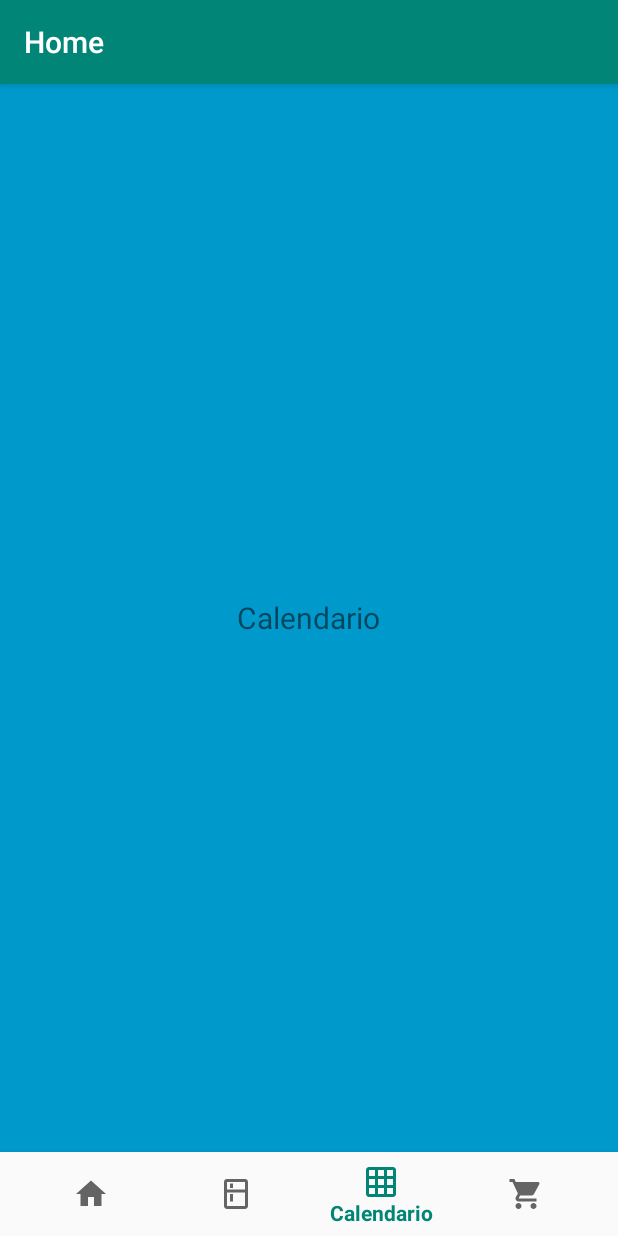
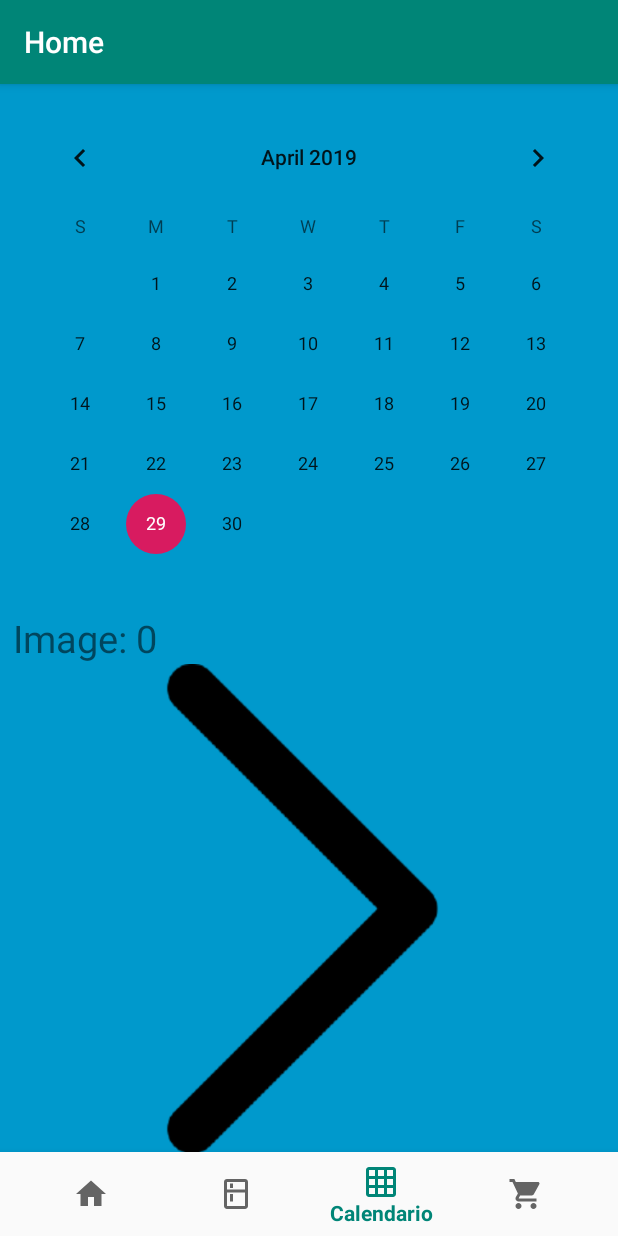
Before and after one commit to CarloDnt/Progetto, an Android app: the HomeFragment screen opened directly, with no data from a screen before it, item 3 of the bottom bar chosen, on a phone screen of 412 x 824 dp. Run offline under Robolectric (Android 15) with nearby library versions, the light colour scheme and no system bars.

Commit message:
Calendario

```diff
--- a/app/build.gradle
+++ b/app/build.gradle
@@ -39,4 +39,7 @@ dependencies {
     testImplementation 'junit:junit:4.12'
     androidTestImplementation 'androidx.test:runner:1.1.1'
     androidTestImplementation 'androidx.test.espresso:espresso-core:3.1.1'
+    implementation 'androidx.viewpager:viewpager:1.0.0'
+    implementation 'androidx.cardview:cardview:1.0.0'
+    implementation 'androidx.legacy:legacy-support-v4:1.0.0'
 }
--- a/app/src/main/java/com/example/progettoapplicazionimobili/ui/CalendarioFragment.java
+++ b/app/src/main/java/com/example/progettoapplicazionimobili/ui/CalendarioFragment.java
@@ -1,5 +1,6 @@
 package com.example.progettoapplicazionimobili.ui;
 
+import android.content.Context;
 import android.os.Bundle;
 import android.view.LayoutInflater;
 import android.view.View;
@@ -8,14 +9,29 @@ import android.view.ViewGroup;
 import androidx.annotation.NonNull;
 import androidx.annotation.Nullable;
 import androidx.fragment.app.Fragment;
+import androidx.viewpager.widget.ViewPager;
 
 import com.example.progettoapplicazionimobili.R;
 
 public class CalendarioFragment extends Fragment {
+
+    //VIEWPAGER
+    ViewPager viewPager;
+    CustomSwipe customSwipe;
+    Context appContext;
 
     @Nullable
     @Override
     public View onCreateView(@NonNull LayoutInflater inflater, @Nullable ViewGroup container, @Nullable Bundle savedInstanceState) {
         return inflater.inflate(R.layout.fragment_calendario,container,false);
     }
+
+    @Override
+    public void onViewCreated(View view, @Nullable Bundle savedInstanceState){
+        //VIEWPAGER
+        viewPager = (ViewPager) getView().findViewById(R.id.viewpager);
+        customSwipe = new CustomSwipe(getContext());
+        viewPager.setAdapter(customSwipe);
+    }
+
 }
--- /dev/null
+++ b/app/src/main/java/com/example/progettoapplicazionimobili/ui/CustomSwipe.java
@@ -0,0 +1,57 @@
+package com.example.progettoapplicazionimobili.ui;
+
+import android.content.Context;
+import android.view.LayoutInflater;
+import android.view.View;
+import android.view.ViewGroup;
+import android.widget.ImageView;
+import android.widget.LinearLayout;
+import android.widget.TextView;
+
+import androidx.annotation.NonNull;
+import androidx.constraintlayout.widget.ConstraintLayout;
+import androidx.viewpager.widget.PagerAdapter;
+
+import com.example.progettoapplicazionimobili.R;
+
+public class CustomSwipe extends PagerAdapter {
+
+    private int[] image_resources = {R.drawable.ex1, R.drawable.ex2, R.drawable.ex3};
+    private Context ctx;
+    private LayoutInflater layoutInflater;
+
+    public CustomSwipe(Context ctx){
+        this.ctx = ctx;
+    }
+
+    @Override
+    public int getCount() {
+        return image_resources.length;
+    }
+
+    @Override
+    public boolean isViewFromObject(@NonNull View view, @NonNull Object o) {
+        return (view == (LinearLayout)o);
+    }
+
+    @Override
+    public Object instantiateItem(ViewGroup container, int position){
+
+        layoutInflater = (LayoutInflater) ctx.getSystemService(Context.LAYOUT_INFLATER_SERVICE);
+        View item_view = layoutInflater.inflate(R.layout.viewpager_layout, container,false);
+        ImageView imageView = item_view.findViewById(R.id.image_view);
+        TextView textView = (TextView) item_view.findViewById(R.id.image_count);
+        imageView.setImageResource(image_resources[position]);
+        textView.setText("Image: "+position);
+        container.addView(item_view);
+
+        return item_view;
+    }
+
+    @Override
+    public void destroyItem(ViewGroup container, int position, Object object){
+
+        container.removeView( (LinearLayout) object );
+
+    }
+}
--- a/app/src/main/java/com/example/progettoapplicazionimobili/ui/Home.java
+++ b/app/src/main/java/com/example/progettoapplicazionimobili/ui/Home.java
@@ -1,5 +1,6 @@
 package com.example.progettoapplicazionimobili.ui;
 
+import android.content.Context;
 import android.os.Bundle;
 
 import com.example.progettoapplicazionimobili.R;
@@ -8,11 +9,14 @@ import com.google.android.material.bottomnavigation.BottomNavigationView;
 import androidx.appcompat.app.AppCompatActivity;
 import androidx.annotation.NonNull;
 import androidx.fragment.app.Fragment;
+import androidx.viewpager.widget.PagerAdapter;
+import androidx.viewpager.widget.ViewPager;
 
 import android.view.MenuItem;
 import android.widget.TextView;
 
 public class Home extends AppCompatActivity {
+
     private TextView mTextMessage;
 
     private BottomNavigationView.OnNavigationItemSelectedListener mOnNavigationItemSelectedListener
@@ -48,6 +52,8 @@ public class Home extends AppCompatActivity {
         navView.setOnNavigationItemSelectedListener(mOnNavigationItemSelectedListener);
 
         getSupportFragmentManager().beginTransaction().replace(R.id.fragment_container,new HomeFragment()).commit();
+
+
     }
 
 }
--- a/app/src/main/java/com/example/progettoapplicazionimobili/ui/MainActivity.java
+++ b/app/src/main/java/com/example/progettoapplicazionimobili/ui/MainActivity.java
@@ -1,6 +1,7 @@
 package com.example.progettoapplicazionimobili.ui;
 
 import androidx.appcompat.app.AppCompatActivity;
+import androidx.viewpager.widget.ViewPager;
 
 import android.content.Intent;
 import android.os.Bundle;
@@ -11,9 +12,11 @@ import android.widget.EditText;
 import com.example.progettoapplicazionimobili.R;
 
 public class MainActivity extends AppCompatActivity {
+    //LOGIN
     private EditText username;
     private EditText password;
     private Button login;
+
     @Override
     protected void onCreate(Bundle savedInstanceState) {
         super.onCreate(savedInstanceState);
@@ -30,10 +33,12 @@ public class MainActivity extends AppCompatActivity {
             }
         });
     }
+
     private void validate(String userName,String userPassword){
         if((userName.equals("Admin")) && (userPassword.equals("1234"))){
             Intent intent=new Intent(MainActivity.this, Home.class);
             startActivity(intent);
         }
     };
-}
+
+} //end MainActivity
--- a/app/src/main/res/layout/fragment_calendario.xml
+++ b/app/src/main/res/layout/fragment_calendario.xml
@@ -1,15 +1,41 @@
 <?xml version="1.0" encoding="utf-8"?>
-<RelativeLayout xmlns:android="http://schemas.android.com/apk/res/android"
+<androidx.constraintlayout.widget.ConstraintLayout xmlns:android="http://schemas.android.com/apk/res/android"
+    xmlns:app="http://schemas.android.com/apk/res-auto"
+    xmlns:tools="http://schemas.android.com/tools"
     android:orientation="vertical"
     android:layout_width="match_parent"
     android:layout_height="match_parent"
     android:background="@android:color/holo_blue_dark"
     >
-    <TextView
-        android:layout_width="wrap_content"
+
+    <CalendarView
+        android:id="@+id/calendarView3"
+        android:layout_width="match_parent"
         android:layout_height="wrap_content"
-        android:text="Calendario"
-        android:textSize="20dp"
-        android:layout_centerInParent="true"
-        />
-</RelativeLayout>
+        android:layout_marginStart="8dp"
+        android:layout_marginTop="8dp"
+        android:layout_marginEnd="8dp"
+        android:layout_marginBottom="8dp"
+        app:layout_constraintBottom_toBottomOf="parent"
+        app:layout_constraintEnd_toEndOf="parent"
+        app:layout_constraintHorizontal_bias="0.0"
+        app:layout_constraintStart_toStartOf="parent"
+        app:layout_constraintTop_toTopOf="parent"
+        app:layout_constraintVertical_bias="0.021" />
+
+    <androidx.viewpager.widget.ViewPager
+        android:id="@+id/viewpager"
+        android:layout_width="395dp"
+        android:layout_height="361dp"
+        android:layout_marginStart="8dp"
+        android:layout_marginTop="8dp"
+        android:layout_marginEnd="8dp"
+        android:layout_marginBottom="8dp"
+        app:layout_constraintBottom_toBottomOf="parent"
+        app:layout_constraintEnd_toEndOf="parent"
+        app:layout_constraintStart_toStartOf="parent"
+        app:layout_constraintTop_toBottomOf="@+id/calendarView3"/>
+
+
+
+</androidx.constraintlayout.widget.ConstraintLayout>
--- a/app/src/main/res/layout/fragment_home.xml
+++ b/app/src/main/res/layout/fragment_home.xml
@@ -1,15 +1,8 @@
 <?xml version="1.0" encoding="utf-8"?>
 <RelativeLayout xmlns:android="http://schemas.android.com/apk/res/android"
+    xmlns:app="http://schemas.android.com/apk/res-auto"
+    xmlns:tools="http://schemas.android.com/tools"
     android:orientation="vertical"
     android:layout_width="match_parent"
     android:layout_height="match_parent"
-    android:background="@android:color/holo_blue_light"
-    >
-    <TextView
-        android:layout_width="wrap_content"
-        android:layout_height="wrap_content"
-        android:text="Home"
-        android:textSize="20dp"
-        android:layout_centerInParent="true"
-        />
-</RelativeLayout>
+    android:background="@android:color/holo_blue_light"/>
--- /dev/null
+++ b/app/src/main/res/layout/viewpager_layout.xml
@@ -0,0 +1,19 @@
+<?xml version="1.0" encoding="utf-8"?>
+<LinearLayout xmlns:android="http://schemas.android.com/apk/res/android"
+    android:orientation="vertical" android:layout_width="match_parent"
+    android:layout_height="match_parent">
+
+    <TextView
+        android:id="@+id/image_count"
+        android:layout_width="wrap_content"
+        android:layout_height="wrap_content"
+        android:text="Prova1"
+        android:textSize="25dp"
+        />
+
+    <ImageView
+        android:id="@+id/image_view"
+        android:layout_width="wrap_content"
+        android:layout_height="wrap_content" />
+
+</LinearLayout>
```
Also changed, not shown: app/src/main/res/drawable/ex1.png (added), app/src/main/res/drawable/ex2.png (added), app/src/main/res/drawable/ex3.png (added).
